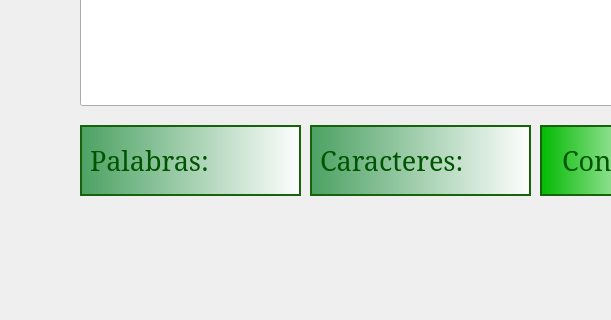
Qt form contadorPalabras.ui (JosueSosa7/ContadorPalabrasSLJE) before a commit; both pictures show x 100 to 711 and y 145 to 465 of the 1082 by 877 pixel window.
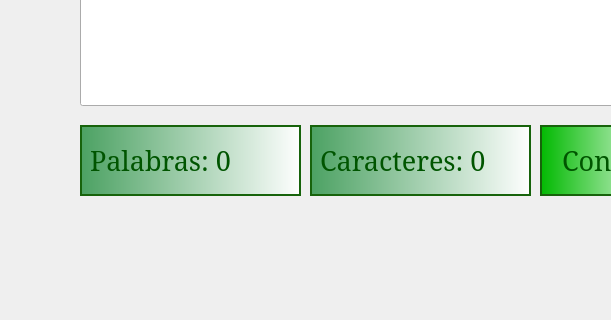
The same form after that commit.

Commit message: Se añadieron las funcionalidades de contabilización

```diff
--- a/contadorPalabras.ui
+++ b/contadorPalabras.ui
@@ -122,7 +122,7 @@
 border: 2px solid #17630b;</string>
     </property>
     <property name="text">
-     <string>Palabras:</string>
+     <string>Palabras: 0</string>
     </property>
    </widget>
    <widget class="QLabel" name="tvCaracteres">
@@ -146,7 +146,7 @@
 border: 2px solid #17630b;</string>
     </property>
     <property name="text">
-     <string>Caracteres:</string>
+     <string>Caracteres: 0</string>
     </property>
    </widget>
   </widget>
```
The commit also changes 1 other file.
